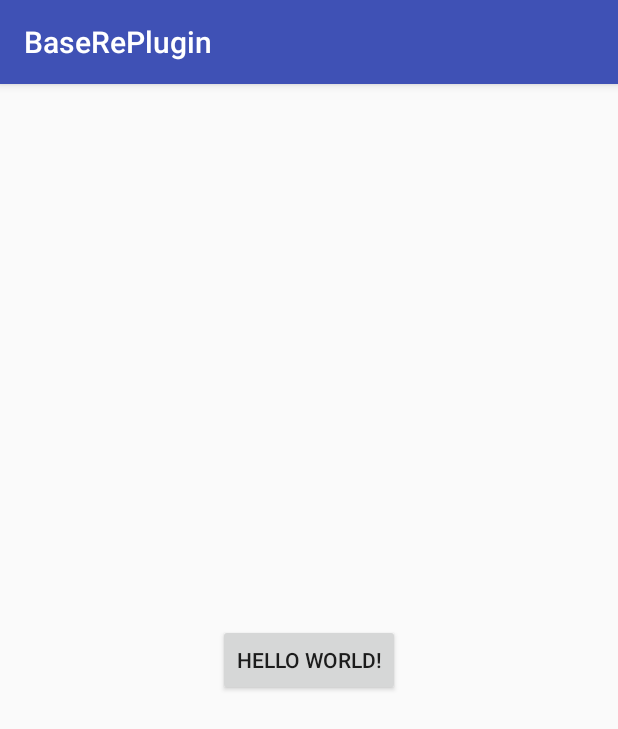
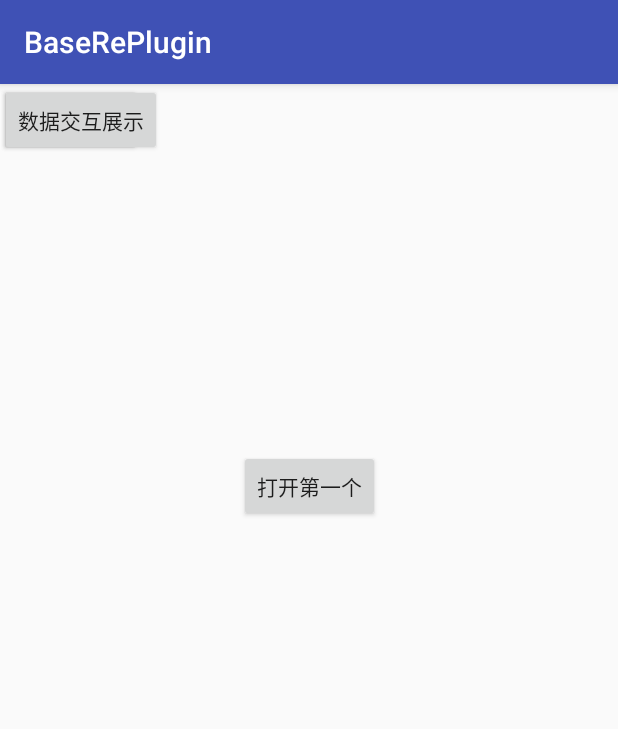
Before and after one commit to GuardYang/Replugin, an Android app: the screen it shows after launch (MainActivity), on a phone screen of 412 x 824 dp. Shown: the top 729 px of the screen. Run offline under Robolectric (Android 15) with nearby library versions, the phone set to English and light mode, and no system bars; libraries missing offline, so code that uses them is left out: com.qihoo360.replugin.

Commit message:
插件调用

```diff
--- a/BaseRePlugin/app/src/main/java/com/ysr/basereplugin/MainActivity.kt
+++ b/BaseRePlugin/app/src/main/java/com/ysr/basereplugin/MainActivity.kt
@@ -11,7 +11,15 @@ class MainActivity : AppCompatActivity() {
         super.onCreate(savedInstanceState)
         setContentView(R.layout.activity_main)
         btn.setOnClickListener {
-            RePlugin.startActivity(this@MainActivity, RePlugin.createIntent("demo10", "com.ysr.plugunit1.MainActivity"))
+            RePlugin.startActivity(this@MainActivity, RePlugin.createIntent("firstapp", "com.ysr.plugunit1.MainActivity"))
+//            RePlugin.startActivity(this@MainActivity, RePlugin.createIntent("demo1", "com.qihoo360.replugin.sample.demo1.MainActivity"))
+        }
+        btnTwo.setOnClickListener {
+            RePlugin.startActivity(this@MainActivity, RePlugin.createIntent("firstapp", "com.ysr.plugunit1.MainActivity"))
+//            RePlugin.startActivity(this@MainActivity, RePlugin.createIntent("demo1", "com.qihoo360.replugin.sample.demo1.MainActivity"))
+        }
+        butThree.setOnClickListener {
+            RePlugin.startActivity(this@MainActivity, RePlugin.createIntent("firstapp", "com.ysr.plugunit1.MainActivity"))
 //            RePlugin.startActivity(this@MainActivity, RePlugin.createIntent("demo1", "com.qihoo360.replugin.sample.demo1.MainActivity"))
         }
     }
--- a/BaseRePlugin/app/src/main/res/layout/activity_main.xml
+++ b/BaseRePlugin/app/src/main/res/layout/activity_main.xml
@@ -4,18 +4,34 @@
     xmlns:tools="http://schemas.android.com/tools"
     android:layout_width="match_parent"
     android:layout_height="match_parent"
-    tools:context="com.ysr.basereplugin.MainActivity">
+    tools:context="com.ysr.basereplugin.MainActivity"
+    tools:ignore="MissingConstraints">
 
     <Button
+        android:id="@+id/btn"
         android:layout_width="wrap_content"
-        android:id="@+id/btn"
         android:layout_height="wrap_content"
-        android:text="Hello World!"
+        android:text="打开第一个"
         app:layout_constraintBottom_toBottomOf="parent"
         app:layout_constraintLeft_toLeftOf="parent"
         app:layout_constraintRight_toRightOf="parent"
         app:layout_constraintTop_toTopOf="parent"
-        app:layout_constraintVertical_bias="0.5"
-        app:layout_constraintHorizontal_bias="0.501" />
+        app:layout_constraintVertical_bias="0.339" />
+
+    <Button
+        android:id="@+id/btnTwo"
+        android:layout_width="wrap_content"
+        android:layout_height="wrap_content"
+        android:text="打开第二个"
+        tools:layout_editor_absoluteX="147dp"
+        tools:layout_editor_absoluteY="258dp" />
+
+    <Button
+        android:id="@+id/butThree"
+        android:layout_width="wrap_content"
+        android:layout_height="wrap_content"
+        android:text="数据交互展示"
+        tools:layout_editor_absoluteX="144dp"
+        tools:layout_editor_absoluteY="365dp" />
 
 </android.support.constraint.ConstraintLayout>
```
Also changed, not shown: 1 other file.
